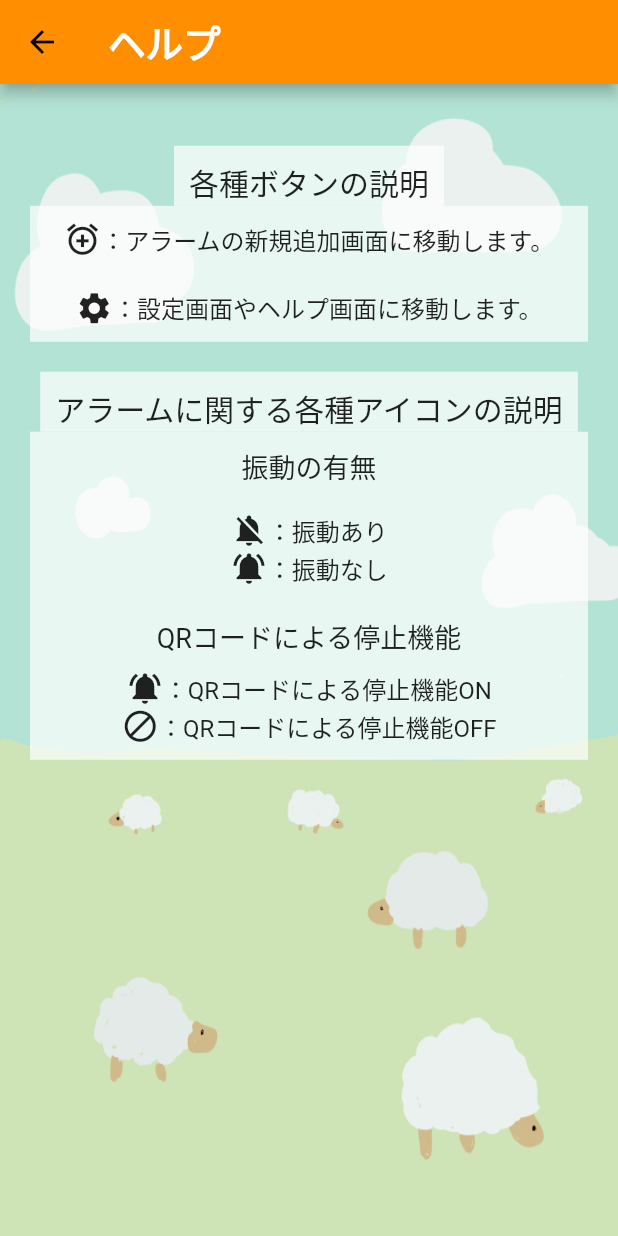
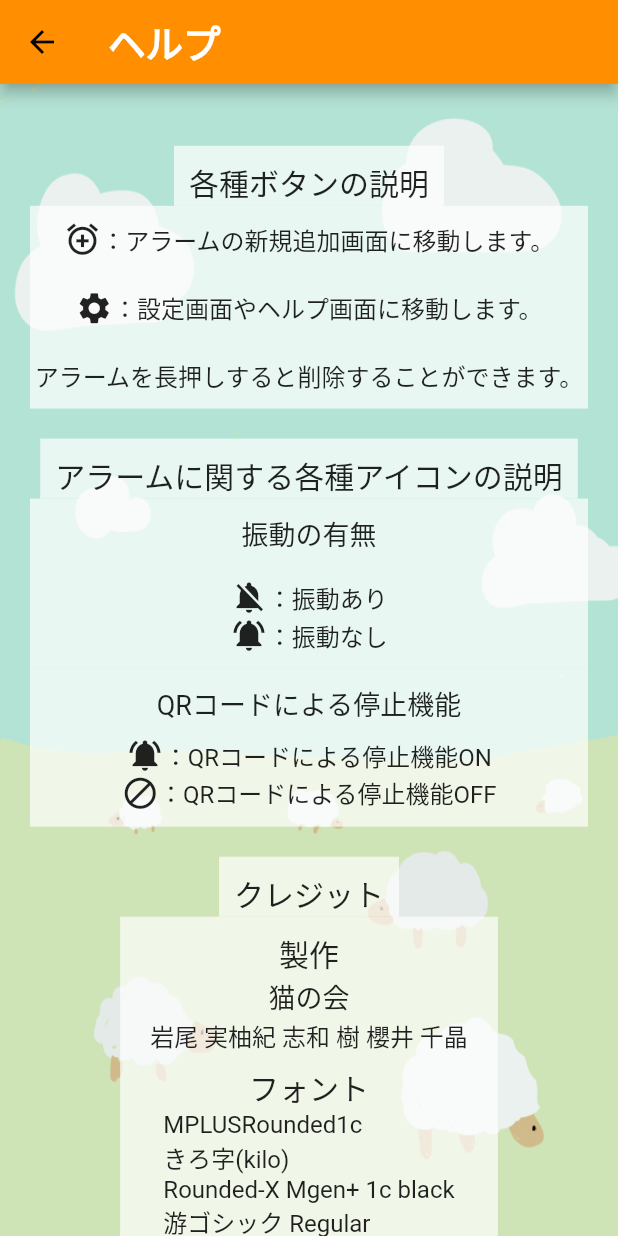
Before and after one commit to 06itsuki08/alarm_clock, a Flutter app: the Help screen opened by its route, on a phone screen of 412 x 824 dp. Run offline on Flutter 3.47's test engine with Material 2 defaults, Android fonts, the phone set to English and light mode, and no system bars; our stand-ins replace flutter_local_notifications, shared_preferences, timezone, vibration; missing offline and left inert: barcode_scan, flutter_ringtone_player, workmanager; accounts and stored records are empty; Roboto replaces fonts that are missing (MPLUSRounded).

Commit message:
クレジットを追加

```diff
--- a/lib/screen/help.dart
+++ b/lib/screen/help.dart
@@ -108,6 +108,17 @@ class HelpHome extends StatelessWidget {
                           )),
                     ],
                   ),
+                  heightSpacer(height: size.height * 0.025),
+                  Row(
+                    crossAxisAlignment: CrossAxisAlignment.center,
+                    mainAxisAlignment: MainAxisAlignment.center,
+                    children: [
+                      Text('アラームを長押しすると削除することができます。',
+                          style: TextStyle(
+                            fontSize: 16,
+                          )),
+                    ],
+                  ),
                 ],
               ),
             ),
@@ -213,6 +224,62 @@ class HelpHome extends StatelessWidget {
                         ],
                       ),
                     ])))),
+        Container(
+          decoration: BoxDecoration(
+            color: Colors.white.withOpacity(0.7),
+          ),
+          child: Padding(
+            padding: EdgeInsets.fromLTRB(10, 10, 10, 0),
+            child: Text(
+              'クレジット',
+              style: TextStyle(
+                fontSize: 20,
+              ),
+            ),
+          ),
+        ),
+        Padding(
+            padding: EdgeInsets.fromLTRB(20, 0, 20, 20),
+            child: Container(
+                decoration: BoxDecoration(
+                  color: Colors.white.withOpacity(0.7),
+                ),
+                child: Padding(
+                    padding: EdgeInsets.fromLTRB(20, 10, 20, 10),
+                    child: Column(children: [
+                      Text(
+                        '製作',
+                        style: TextStyle(fontSize: 20),
+                      ),
+                      Text('猫の会', style: TextStyle(fontSize: 18)),
+                      Text('岩尾 実柚紀 志和 樹 櫻井 千晶',
+                          style: TextStyle(
+                            fontSize: 16,
+                          )),
+                      heightSpacer(height: size.height * 0.01),
+                      Text(
+                        'フォント',
+                        style: TextStyle(
+                          fontSize: 20,
+                        ),
+                      ),
+                      Text(
+                          'MPLUSRounded1c\nきろ字(kilo)\nRounded-X Mgen+ 1c black\n游ゴシック Regular',
+                          style: TextStyle(
+                            fontSize: 16,
+                          )),
+                      heightSpacer(height: size.height * 0.01),
+                      Text(
+                        'クイズイラスト',
+                        style: TextStyle(
+                          fontSize: 20,
+                        ),
+                      ),
+                      Text('いらすとや',
+                          style: TextStyle(
+                            fontSize: 16,
+                          )),
+                    ]))))
       ],
     );
   }
--- a/lib/screen/mainmenu.dart
+++ b/lib/screen/mainmenu.dart
@@ -119,13 +119,13 @@ class _MainMenuState extends State<MainMenu> {
                           crossAxisAlignment: CrossAxisAlignment.center,
                           mainAxisAlignment: MainAxisAlignment.start,
                           children: <Widget>[
-                            /*クイズ検証用ショトカ*/
+                            /*クイズ検証用ショトカ
                             RaisedButton(
                               child: Text('QuizTest'),
                               onPressed: () {
                                 Navigator.pushNamed(context, '/snoozestop');
                               },
-                            ), //*/
+                            ), */
                             heightSpacer(height: size.height * 0.01),
                             Container(
                               color: Colors.white.withOpacity(0.5),
@@ -141,19 +141,7 @@ class _MainMenuState extends State<MainMenu> {
                               ),
                             ),
                             heightSpacer(height: size.height * 0.01),
-                            Container(
-                              color: Colors.white.withOpacity(0.5),
-                              child: Padding(
-                                padding: EdgeInsets.fromLTRB(5, 0, 5, 0),
-                                child: Text(
-                                  'アラームを長押しで削除',
-                                  style: TextStyle(
-                                    fontSize: 30,
-                                    fontFamily: 'MPLUSRounded',
-                                  ),
-                                ),
-                              ),
-                            ),
+
                             //アラームのリストを表示する。
                             //表示させるリストの項目は'alarmlist.dart'にある'buildListItem'にある
                             ListView.builder(
```
